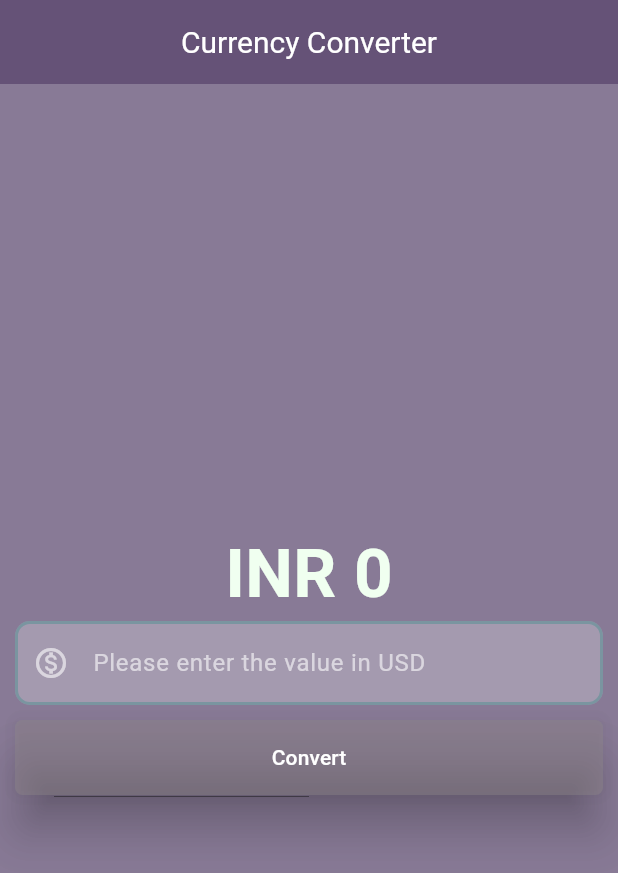
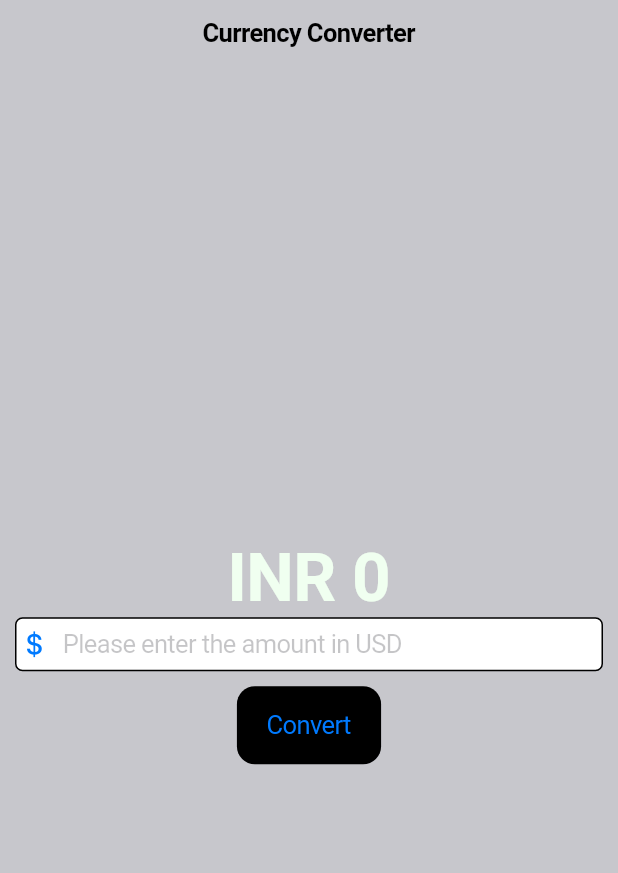
Before and after one commit to shubhrai2811/Basic-currency-converter, a Flutter app: the screen it shows after launch, on a phone screen of 412 x 824 dp. Shown: the top 873 px of the screen. Run offline on Flutter 3.47's test engine with Material 3 defaults, Android fonts, the phone set to English and light mode, and no system bars.

Commit message:
Cupertino minimal app
Signed-off-by: Shubh Rai <shubhlusiferrai@gmail.com>

```diff
--- /dev/null
+++ b/lib/cupertino_home.dart
@@ -0,0 +1,80 @@
+import 'package:flutter/cupertino.dart';
+
+class CcCp extends StatefulWidget {
+  const CcCp({super.key});
+
+  @override
+  State<CcCp> createState() => _CcCpState();
+}
+
+class _CcCpState extends State<CcCp> {
+  double result = 0;
+  final TextEditingController textEditingController = TextEditingController();
+
+  void convert() {
+    result = (double.parse(textEditingController.text) * 81);
+    setState(() {});
+  }
+
+  @override
+  void initState() {
+    super.initState();
+  }
+
+  @override
+  void dispose() {
+    textEditingController.dispose();
+    super.dispose();
+  }
+
+  @override
+  Widget build(BuildContext context) {
+    return CupertinoPageScaffold(
+        backgroundColor: CupertinoColors.systemGrey3,
+        navigationBar: const CupertinoNavigationBar(
+          backgroundColor: CupertinoColors.systemGrey3,
+          middle: Text(
+            'Currency Converter',
+          ),
+        ),
+        child: Center(
+          child: Padding(
+            padding: const EdgeInsets.all(10.0),
+            child: Column(
+              mainAxisAlignment: MainAxisAlignment.center,
+              children: [
+                Text(
+                  'INR ${result != 0 ? result.toStringAsFixed(3) : result.toStringAsFixed(0)}',
+                  style: const TextStyle(
+                      fontSize: 45,
+                      fontWeight: FontWeight.bold,
+                      color: Color.fromARGB(255, 240, 255, 240)),
+                ),
+                CupertinoTextField(
+                  controller: textEditingController,
+                  style: const TextStyle(color: CupertinoColors.black),
+                  decoration: BoxDecoration(
+                    color: CupertinoColors.white,
+                    border: Border.all(),
+                    borderRadius: BorderRadius.circular(5),
+                  ),
+                  placeholder: 'Please enter the amount in USD',
+                  prefix: const Icon(CupertinoIcons.money_dollar),
+                  keyboardType: const TextInputType.numberWithOptions(
+                    decimal: true,
+                  ),
+                ),
+                const SizedBox(
+                  height: 10,
+                ),
+                CupertinoButton(
+                  onPressed: convert,
+                  color: CupertinoColors.black,
+                  child: const Text('Convert'),
+                )
+              ],
+            ),
+          ),
+        ));
+  }
+}
--- a/lib/main.dart
+++ b/lib/main.dart
@@ -1,8 +1,10 @@
 import 'package:currency_converter/material_home.dart';
+import 'package:currency_converter/cupertino_home.dart';
+import 'package:flutter/cupertino.dart';
 import 'package:flutter/material.dart';
 
 void main() {
-  runApp(const MyApp());
+  runApp(const Mca());
 }
 
 class MyApp extends StatelessWidget {
@@ -13,3 +15,12 @@ class MyApp extends StatelessWidget {
     return const MaterialApp(home: CcMp());
   }
 }
+
+class Mca extends StatelessWidget {
+  const Mca({super.key});
+
+  @override
+  Widget build(BuildContext context) {
+    return const CupertinoApp(home: CcCp());
+  }
+}
```
